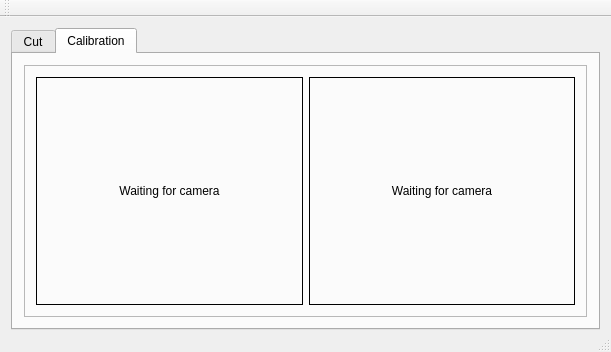
The window that mainwindow.ui (quique0194/UmayuxVsss) describes before a commit, drawn with Qt 5.
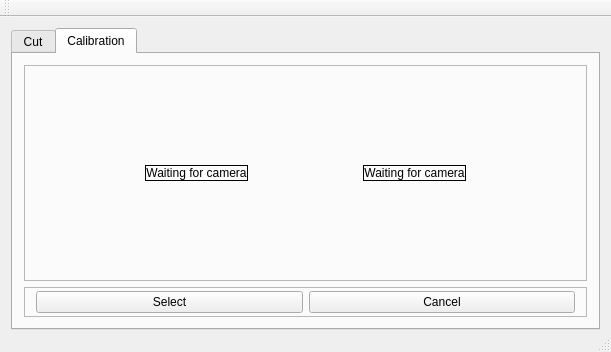
The same window after the commit. Custom widgets are drawn as their Qt base class.

Patch:
```diff
--- a/mainwindow.ui
+++ b/mainwindow.ui
@@ -115,7 +115,7 @@
        <attribute name="title">
         <string>Calibration</string>
        </attribute>
-       <layout class="QHBoxLayout" name="horizontalLayout_3">
+       <layout class="QVBoxLayout" name="verticalLayout_3">
         <item>
          <widget class="QFrame" name="frame_3">
           <property name="frameShape">
@@ -127,6 +127,12 @@
           <layout class="QHBoxLayout" name="horizontalLayout_4">
            <item>
             <widget class="SelectAreaVideoWidget" name="selectArea">
+             <property name="sizePolicy">
+              <sizepolicy hsizetype="Fixed" vsizetype="Fixed">
+               <horstretch>0</horstretch>
+               <verstretch>0</verstretch>
+              </sizepolicy>
+             </property>
              <property name="baseSize">
               <size>
                <width>400</width>
@@ -134,7 +140,7 @@
               </size>
              </property>
              <property name="frameShape">
-              <enum>QFrame::Panel</enum>
+              <enum>QFrame::Box</enum>
              </property>
              <property name="text">
               <string>Waiting for camera</string>
@@ -145,7 +151,19 @@
             </widget>
            </item>
            <item>
-            <widget class="QLabel" name="label_2">
+            <widget class="QLabel" name="showFiltered">
+             <property name="sizePolicy">
+              <sizepolicy hsizetype="Fixed" vsizetype="Fixed">
+               <horstretch>0</horstretch>
+               <verstretch>0</verstretch>
+              </sizepolicy>
+             </property>
+             <property name="baseSize">
+              <size>
+               <width>300</width>
+               <height>300</height>
+              </size>
+             </property>
              <property name="frameShape">
               <enum>QFrame::Box</enum>
              </property>
@@ -160,6 +178,44 @@
           </layout>
          </widget>
         </item>
+        <item>
+         <widget class="QFrame" name="frame_4">
+          <property name="maximumSize">
+           <size>
+            <width>16777215</width>
+            <height>30</height>
+           </size>
+          </property>
+          <property name="frameShape">
+           <enum>QFrame::StyledPanel</enum>
+          </property>
+          <property name="frameShadow">
+           <enum>QFrame::Raised</enum>
+          </property>
+          <layout class="QHBoxLayout" name="horizontalLayout_3">
+           <property name="topMargin">
+            <number>3</number>
+           </property>
+           <property name="bottomMargin">
+            <number>3</number>
+           </property>
+           <item>
+            <widget class="QPushButton" name="selectAreaBtn">
+             <property name="text">
+              <string>Select</string>
+             </property>
+            </widget>
+           </item>
+           <item>
+            <widget class="QPushButton" name="cancelAreaBtn">
+             <property name="text">
+              <string>Cancel</string>
+             </property>
+            </widget>
+           </item>
+          </layout>
+         </widget>
+        </item>
        </layout>
       </widget>
      </widget>
```
Left out of the diff: 12 changed lines with no effect on the pictures.
